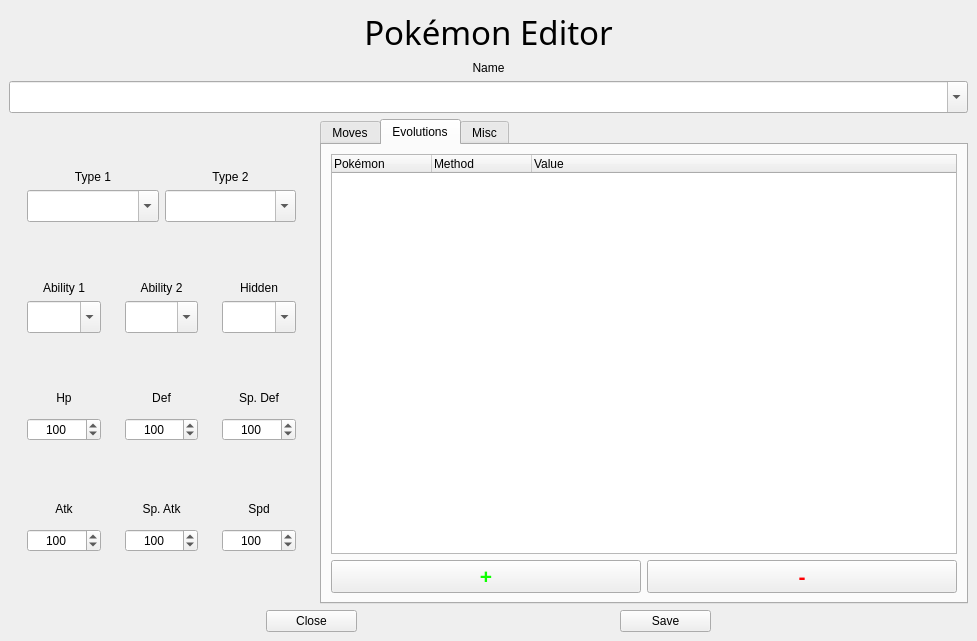
Above: pokemon/design.ui from LyonSyonII/Pokemon-GUI-Editors before the change. Below: the same form after it.
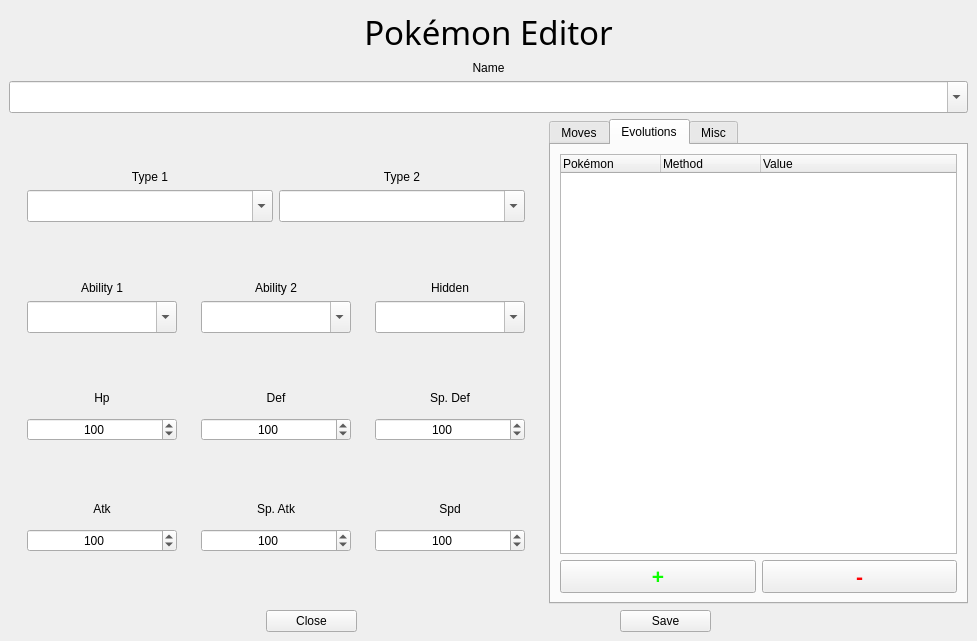
That is the form after the change.

Commit message: Refactored toml to allow for better format

```diff
--- a/pokemon/design.ui
+++ b/pokemon/design.ui
@@ -312,7 +312,7 @@
               </property>
               <property name="minimumSize">
                <size>
-                <width>0</width>
+                <width>150</width>
                 <height>32</height>
                </size>
               </property>
@@ -380,7 +380,7 @@
               </property>
               <property name="minimumSize">
                <size>
-                <width>0</width>
+                <width>150</width>
                 <height>32</height>
                </size>
               </property>
@@ -451,7 +451,7 @@
               </property>
               <property name="minimumSize">
                <size>
-                <width>0</width>
+                <width>150</width>
                 <height>32</height>
                </size>
               </property>
```
Left out of the diff: 4 changed lines with no effect on the pictures. The commit also changes 2 other files.
